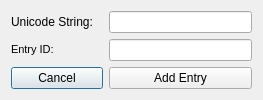
This is XDBF/stringinjector.ui in hetelek/XDBF-Manager as Qt 5 draws it before an edit. The edited form follows.
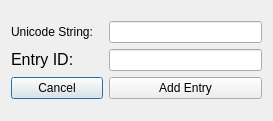
This is the edited form. Icons and pictures are not drawn.

Commit message: fixed fonts and display issues on Mac

The edit to the form file:
```diff
--- a/XDBF/stringinjector.ui
+++ b/XDBF/stringinjector.ui
@@ -6,8 +6,8 @@
    <rect>
     <x>0</x>
     <y>0</y>
-    <width>263</width>
-    <height>96</height>
+    <width>273</width>
+    <height>121</height>
    </rect>
   </property>
   <property name="windowTitle">
@@ -32,8 +32,8 @@
         <string>&lt;!DOCTYPE HTML PUBLIC &quot;-//W3C//DTD HTML 4.0//EN&quot; &quot;http://www.w3.org/TR/REC-html40/strict.dtd&quot;&gt;
 &lt;html&gt;&lt;head&gt;&lt;meta name=&quot;qrichtext&quot; content=&quot;1&quot; /&gt;&lt;style type=&quot;text/css&quot;&gt;
 p, li { white-space: pre-wrap; }
-&lt;/style&gt;&lt;/head&gt;&lt;body style=&quot; font-family:'MS Shell Dlg 2'; font-size:8.25pt; font-weight:400; font-style:normal;&quot;&gt;
-&lt;p style=&quot; margin-top:0px; margin-bottom:0px; margin-left:0px; margin-right:0px; -qt-block-indent:0; text-indent:0px;&quot;&gt;&lt;span style=&quot; font-size:8pt;&quot;&gt;Entry ID:&lt;/span&gt;&lt;/p&gt;&lt;/body&gt;&lt;/html&gt;</string>
+&lt;/style&gt;&lt;/head&gt;&lt;body style=&quot; font-family:'Lucida Grande'; font-size:13pt; font-weight:400; font-style:normal;&quot;&gt;
+&lt;p style=&quot; margin-top:0px; margin-bottom:0px; margin-left:0px; margin-right:0px; -qt-block-indent:0; text-indent:0px;&quot;&gt;&lt;span style=&quot; font-family:'MS Shell Dlg 2'; font-size:12pt;&quot;&gt;Entry ID:&lt;/span&gt;&lt;/p&gt;&lt;/body&gt;&lt;/html&gt;</string>
        </property>
       </widget>
      </item>
```
The commit also changes 9 other files.
